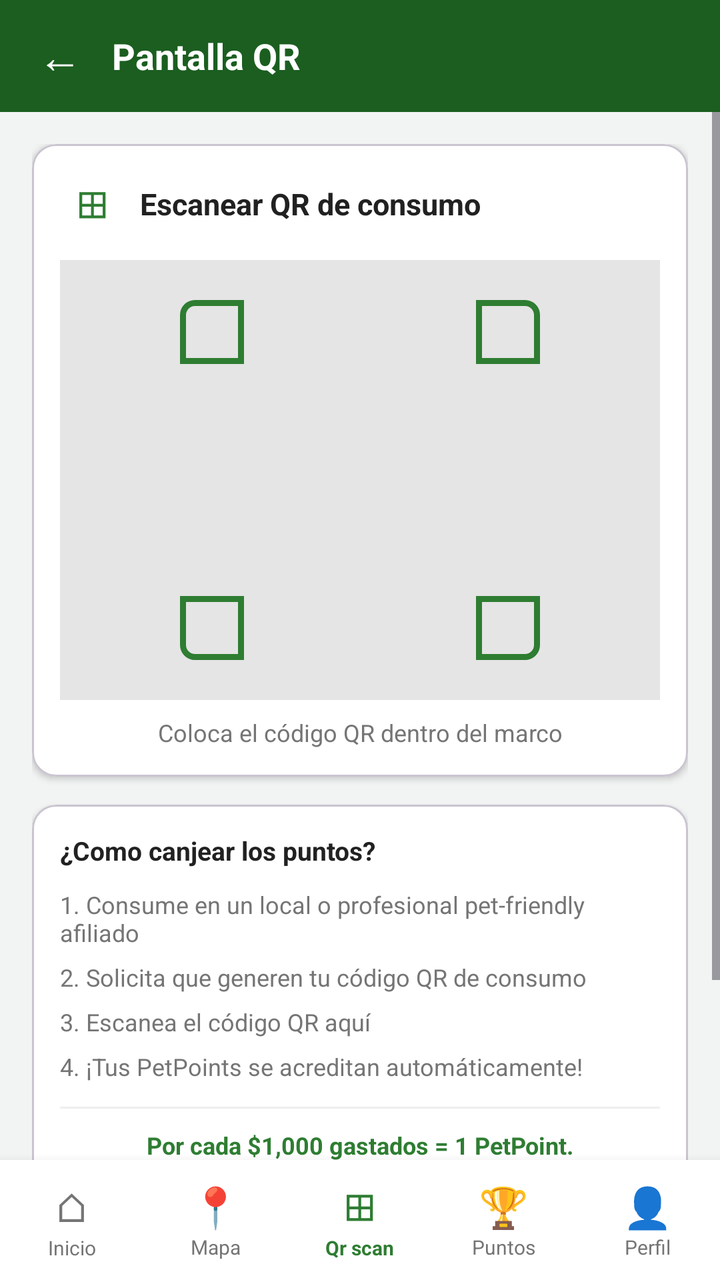
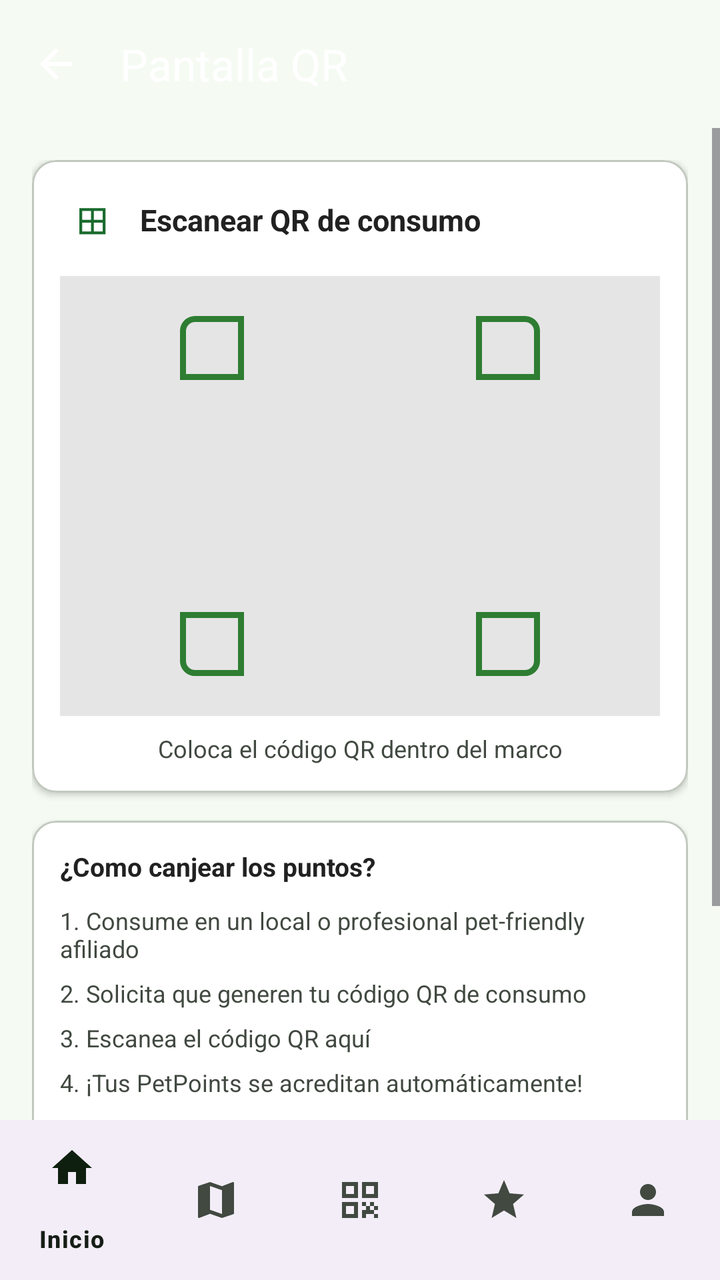

Two renders of the same Android screen: before a commit and after it. Below are the layout's source before the change and the commit's diff.
<!-- AndroidManifest.xml: application theme Theme.Guander -->
<!-- res/layout/activity_qr_scan.xml -->
<?xml version="1.0" encoding="utf-8"?>
<LinearLayout xmlns:android="http://schemas.android.com/apk/res/android"
    xmlns:app="http://schemas.android.com/apk/res-auto"
    android:layout_width="match_parent"
    android:layout_height="match_parent"
    android:orientation="vertical"
    android:background="@color/background_light">

    
    <LinearLayout
        android:layout_width="match_parent"
        android:layout_height="56dp"
        android:orientation="horizontal"
        android:gravity="center_vertical"
        android:paddingStart="12dp"
        android:paddingEnd="16dp"
        android:background="@color/green_header">

        <TextView
            android:id="@+id/btn_back"
            android:layout_width="36dp"
            android:layout_height="36dp"
            android:text="←"
            android:textSize="22sp"
            android:textColor="@color/white"
            android:gravity="center"
            android:background="?attr/selectableItemBackgroundBorderless" />

        <TextView
            android:layout_width="0dp"
            android:layout_height="wrap_content"
            android:layout_weight="1"
            android:text="Pantalla QR"
            android:textSize="18sp"
            android:textColor="@color/white"
            android:textStyle="bold"
            android:layout_marginStart="8dp" />
    </LinearLayout>

    
    <ScrollView
        android:layout_width="match_parent"
        android:layout_height="0dp"
        android:layout_weight="1"
        android:fillViewport="true">

        <LinearLayout
            android:layout_width="match_parent"
            android:layout_height="wrap_content"
            android:orientation="vertical"
            android:padding="16dp">

            
            <com.google.android.material.card.MaterialCardView
                android:layout_width="match_parent"
                android:layout_height="wrap_content"
                app:cardCornerRadius="12dp"
                app:cardElevation="2dp"
                app:cardBackgroundColor="@color/white"
                android:layout_marginBottom="14dp">

                <LinearLayout
                    android:layout_width="match_parent"
                    android:layout_height="wrap_content"
                    android:orientation="vertical"
                    android:padding="14dp">

                    
                    <LinearLayout
                        android:layout_width="match_parent"
                        android:layout_height="wrap_content"
                        android:orientation="horizontal"
                        android:gravity="center_vertical"
                        android:layout_marginBottom="12dp">

                        <TextView
                            android:layout_width="32dp"
                            android:layout_height="32dp"
                            android:text="⊞"
                            android:textSize="20sp"
                            android:gravity="center"
                            android:textColor="@color/green_primary"
                            android:layout_marginEnd="8dp" />

                        <TextView
                            android:layout_width="wrap_content"
                            android:layout_height="wrap_content"
                            android:text="Escanear QR de consumo"
                            android:textSize="15sp"
                            android:textStyle="bold"
                            android:textColor="#212121" />
                    </LinearLayout>

                    
                    <FrameLayout
                        android:layout_width="match_parent"
                        android:layout_height="220dp"
                        android:background="#1A000000">

                        <com.journeyapps.barcodescanner.BarcodeView
                            android:id="@+id/barcode_view"
                            android:layout_width="match_parent"
                            android:layout_height="match_parent"
                            android:visibility="gone" />

                        
                        <LinearLayout
                            android:id="@+id/ll_camera_placeholder"
                            android:layout_width="match_parent"
                            android:layout_height="match_parent"
                            android:orientation="vertical"
                            android:gravity="center">

                            <View
                                android:layout_width="180dp"
                                android:layout_height="180dp"
                                android:background="@drawable/qr_frame" />
                        </LinearLayout>

                        
                        <View
                            android:id="@+id/scan_line"
                            android:layout_width="180dp"
                            android:layout_height="2dp"
                            android:layout_gravity="center"
                            android:background="@color/green_primary"
                            android:visibility="gone" />
                    </FrameLayout>

                    <TextView
                        android:layout_width="match_parent"
                        android:layout_height="wrap_content"
                        android:text="Coloca el código QR dentro del marco"
                        android:textSize="12sp"
                        android:textColor="@color/text_secondary"
                        android:gravity="center"
                        android:layout_marginTop="8dp" />
                </LinearLayout>
            </com.google.android.material.card.MaterialCardView>

            
            <com.google.android.material.card.MaterialCardView
                android:layout_width="match_parent"
                android:layout_height="wrap_content"
                app:cardCornerRadius="12dp"
                app:cardElevation="2dp"
                app:cardBackgroundColor="@color/white"
                android:layout_marginBottom="14dp">

                <LinearLayout
                    android:layout_width="match_parent"
                    android:layout_height="wrap_content"
                    android:orientation="vertical"
                    android:padding="14dp">

                    <TextView
                        android:layout_width="wrap_content"
                        android:layout_height="wrap_content"
                        android:text="¿Como canjear los puntos?"
                        android:textSize="13sp"
                        android:textStyle="bold"
                        android:textColor="#212121"
                        android:layout_marginBottom="10dp" />

                    <TextView
                        android:layout_width="match_parent"
                        android:layout_height="wrap_content"
                        android:text="1. Consume en un local o profesional pet-friendly afiliado"
                        android:textSize="12sp"
                        android:textColor="@color/text_secondary"
                        android:layout_marginBottom="6dp" />

                    <TextView
                        android:layout_width="match_parent"
                        android:layout_height="wrap_content"
                        android:text="2. Solicita que generen tu código QR de consumo"
                        android:textSize="12sp"
                        android:textColor="@color/text_secondary"
                        android:layout_marginBottom="6dp" />

                    <TextView
                        android:layout_width="match_parent"
                        android:layout_height="wrap_content"
                        android:text="3. Escanea el código QR aquí"
                        android:textSize="12sp"
                        android:textColor="@color/text_secondary"
                        android:layout_marginBottom="6dp" />

                    <TextView
                        android:layout_width="match_parent"
                        android:layout_height="wrap_content"
                        android:text="4. ¡Tus PetPoints se acreditan automáticamente!"
                        android:textSize="12sp"
                        android:textColor="@color/text_secondary"
                        android:layout_marginBottom="12dp" />

                    <View
                        android:layout_width="match_parent"
                        android:layout_height="1dp"
                        android:background="#EEEEEE"
                        android:layout_marginBottom="10dp" />

                    <TextView
                        android:layout_width="match_parent"
                        android:layout_height="wrap_content"
                        android:text="Por cada $1,000 gastados = 1 PetPoint."
                        android:textSize="12sp"
                        android:textColor="@color/green_primary"
                        android:textStyle="bold"
                        android:gravity="center" />
                </LinearLayout>
            </com.google.android.material.card.MaterialCardView>

            
            <com.google.android.material.button.MaterialButton
                android:id="@+id/btn_activate_camera"
                android:layout_width="match_parent"
                android:layout_height="48dp"
                android:text="Activar Cámara"
                android:textSize="15sp"
                android:textColor="@color/white"
                app:backgroundTint="@color/green_primary"
                app:cornerRadius="10dp"
                android:layout_marginBottom="16dp" />

        </LinearLayout>
    </ScrollView>

    
    <LinearLayout
        android:layout_width="match_parent"
        android:layout_height="60dp"
        android:orientation="horizontal"
        android:background="@color/white"
        android:elevation="8dp">

        <LinearLayout android:id="@+id/nav_inicio"
            android:layout_width="0dp" android:layout_height="match_parent"
            android:layout_weight="1" android:orientation="vertical"
            android:gravity="center" android:background="?attr/selectableItemBackground">
            <TextView android:layout_width="wrap_content" android:layout_height="wrap_content"
                android:text="⌂" android:textSize="20sp" android:textColor="@color/text_secondary" />
            <TextView android:layout_width="wrap_content" android:layout_height="wrap_content"
                android:text="Inicio" android:textSize="10sp" android:textColor="@color/text_secondary" />
        </LinearLayout>

        <LinearLayout android:id="@+id/nav_mapa"
            android:layout_width="0dp" android:layout_height="match_parent"
            android:layout_weight="1" android:orientation="vertical"
            android:gravity="center" android:background="?attr/selectableItemBackground">
            <TextView android:layout_width="wrap_content" android:layout_height="wrap_content"
                android:text="📍" android:textSize="20sp" android:textColor="@color/text_secondary" />
            <TextView android:layout_width="wrap_content" android:layout_height="wrap_content"
                android:text="Mapa" android:textSize="10sp" android:textColor="@color/text_secondary" />
        </LinearLayout>

        <LinearLayout android:id="@+id/nav_qr"
            android:layout_width="0dp" android:layout_height="match_parent"
            android:layout_weight="1" android:orientation="vertical"
            android:gravity="center" android:background="?attr/selectableItemBackground">
            <TextView android:layout_width="wrap_content" android:layout_height="wrap_content"
                android:text="⊞" android:textSize="20sp" android:textColor="@color/green_primary" />
            <TextView android:layout_width="wrap_content" android:layout_height="wrap_content"
                android:text="Qr scan" android:textSize="10sp" android:textColor="@color/green_primary" android:textStyle="bold" />
        </LinearLayout>

        <LinearLayout android:id="@+id/nav_puntos"
            android:layout_width="0dp" android:layout_height="match_parent"
            android:layout_weight="1" android:orientation="vertical"
            android:gravity="center" android:background="?attr/selectableItemBackground">
            <TextView android:layout_width="wrap_content" android:layout_height="wrap_content"
                android:text="🏆" android:textSize="20sp" android:textColor="@color/text_secondary" />
            <TextView android:layout_width="wrap_content" android:layout_height="wrap_content"
                android:text="Puntos" android:textSize="10sp" android:textColor="@color/text_secondary" />
        </LinearLayout>

        <LinearLayout android:id="@+id/nav_perfil"
            android:layout_width="0dp" android:layout_height="match_parent"
            android:layout_weight="1" android:orientation="vertical"
            android:gravity="center" android:background="?attr/selectableItemBackground">
            <TextView android:layout_width="wrap_content" android:layout_height="wrap_content"
                android:text="👤" android:textSize="20sp" android:textColor="@color/text_secondary" />
            <TextView android:layout_width="wrap_content" android:layout_height="wrap_content"
                android:text="Perfil" android:textSize="10sp" android:textColor="@color/text_secondary" />
        </LinearLayout>
    </LinearLayout>

</LinearLayout>
<!-- resources referenced by this layout -->
<resources>
  <color name="background_light">#F2F4F3</color>
  <color name="green_header">#1B5E20</color>
  <color name="green_primary">#2E7D32</color>
  <color name="text_secondary">#757575</color>
  <color name="white">#FFFFFFFF</color>
  <style name="Theme.Guander" parent="Base.Theme.Guander" />
  <style name="Base.Theme.Guander" parent="Theme.Material3.DayNight.NoActionBar">
          
          
      </style>
  <!-- unchanged entries left out for length: 1 -->
</resources>

<!-- the commit's change to res/layout/activity_qr_scan.xml (unified diff, before → after) -->
@@ -4,38 +4,23 @@
     android:layout_width="match_parent"
     android:layout_height="match_parent"
     android:orientation="vertical"
-    android:background="@color/background_light">
+    android:background="?android:attr/colorBackground">
 
     
-    <LinearLayout
+    <com.google.android.material.appbar.AppBarLayout
         android:layout_width="match_parent"
-        android:layout_height="56dp"
-        android:orientation="horizontal"
-        android:gravity="center_vertical"
-        android:paddingStart="12dp"
-        android:paddingEnd="16dp"
-        android:background="@color/green_header">
-
-        <TextView
+        android:layout_height="wrap_content"
+        android:fitsSystemWindows="true">
+
+        <com.google.android.material.appbar.MaterialToolbar
             android:id="@+id/btn_back"
-            android:layout_width="36dp"
-            android:layout_height="36dp"
-            android:text="←"
-            android:textSize="22sp"
-            android:textColor="@color/white"
-            android:gravity="center"
-            android:background="?attr/selectableItemBackgroundBorderless" />
-
-        <TextView
-            android:layout_width="0dp"
-            android:layout_height="wrap_content"
-            android:layout_weight="1"
-            android:text="Pantalla QR"
-            android:textSize="18sp"
-            android:textColor="@color/white"
-            android:textStyle="bold"
-            android:layout_marginStart="8dp" />
-    </LinearLayout>
+            android:layout_width="match_parent"
+            android:layout_height="?attr/actionBarSize"
+            app:navigationIcon="@drawable/ic_arrow_back"
+            app:navigationIconTint="?attr/colorOnPrimary"
+            app:title="Pantalla QR"
+            app:titleTextColor="?attr/colorOnPrimary" />
+    </com.google.android.material.appbar.AppBarLayout>
 
     
     <ScrollView
@@ -226,63 +211,10 @@
         </LinearLayout>
     </ScrollView>
 
-    
-    <LinearLayout
+    <com.google.android.material.bottomnavigation.BottomNavigationView
+        android:id="@+id/bottom_nav"
         android:layout_width="match_parent"
-        android:layout_height="60dp"
-        android:orientation="horizontal"
-        android:background="@color/white"
-        android:elevation="8dp">
-
-        <LinearLayout android:id="@+id/nav_inicio"
-            android:layout_width="0dp" android:layout_height="match_parent"
-            android:layout_weight="1" android:orientation="vertical"
-            android:gravity="center" android:background="?attr/selectableItemBackground">
-            <TextView android:layout_width="wrap_content" android:layout_height="wrap_content"
-                android:text="⌂" android:textSize="20sp" android:textColor="@color/text_secondary" />
-            <TextView android:layout_width="wrap_content" android:layout_height="wrap_content"
-                android:text="Inicio" android:textSize="10sp" android:textColor="@color/text_secondary" />
-        </LinearLayout>
-
-        <LinearLayout android:id="@+id/nav_mapa"
-            android:layout_width="0dp" android:layout_height="match_parent"
-            android:layout_weight="1" android:orientation="vertical"
-            android:gravity="center" android:background="?attr/selectableItemBackground">
-            <TextView android:layout_width="wrap_content" android:layout_height="wrap_content"
-                android:text="📍" android:textSize="20sp" android:textColor="@color/text_secondary" />
-            <TextView android:layout_width="wrap_content" android:layout_height="wrap_content"
-                android:text="Mapa" android:textSize="10sp" android:textColor="@color/text_secondary" />
-        </LinearLayout>
-
-        <LinearLayout android:id="@+id/nav_qr"
-            android:layout_width="0dp" android:layout_height="match_parent"
-            android:layout_weight="1" android:orientation="vertical"
-            android:gravity="center" android:background="?attr/selectableItemBackground">
-            <TextView android:layout_width="wrap_content" android:layout_height="wrap_content"
-                android:text="⊞" android:textSize="20sp" android:textColor="@color/green_primary" />
-            <TextView android:layout_width="wrap_content" android:layout_height="wrap_content"
-                android:text="Qr scan" android:textSize="10sp" android:textColor="@color/green_primary" android:textStyle="bold" />
-        </LinearLayout>
-
-        <LinearLayout android:id="@+id/nav_puntos"
-            android:layout_width="0dp" android:layout_height="match_parent"
-            android:layout_weight="1" android:orientation="vertical"
-            android:gravity="center" android:background="?attr/selectableItemBackground">
-            <TextView android:layout_width="wrap_content" android:layout_height="wrap_content"
-                android:text="🏆" android:textSize="20sp" android:textColor="@color/text_secondary" />
-            <TextView android:layout_width="wrap_content" android:layout_height="wrap_content"
-                android:text="Puntos" android:textSize="10sp" android:textColor="@color/text_secondary" />
-        </LinearLayout>
-
-        <LinearLayout android:id="@+id/nav_perfil"
-            android:layout_width="0dp" android:layout_height="match_parent"
-            android:layout_weight="1" android:orientation="vertical"
-            android:gravity="center" android:background="?attr/selectableItemBackground">
-            <TextView android:layout_width="wrap_content" android:layout_height="wrap_content"
-                android:text="👤" android:textSize="20sp" android:textColor="@color/text_secondary" />
-            <TextView android:layout_width="wrap_content" android:layout_height="wrap_content"
-                android:text="Perfil" android:textSize="10sp" android:textColor="@color/text_secondary" />
-        </LinearLayout>
-    </LinearLayout>
+        android:layout_height="wrap_content"
+        app:menu="@menu/nav_menu" />
 
 </LinearLayout>
<!-- resource entries referenced after the edit -->
@@ -1,15 +1,69 @@
 <!-- resources referenced by this layout -->
 <resources>
-  <color name="background_light">#F2F4F3</color>
-  <color name="green_header">#1B5E20</color>
-  <color name="green_primary">#2E7D32</color>
-  <color name="text_secondary">#757575</color>
+  <color name="green_primary">@color/md_theme_primary</color>
+  <color name="text_secondary">@color/md_theme_on_surface_variant</color>
   <color name="white">#FFFFFFFF</color>
+  <!-- drawable ic_arrow_back (drawable) -->
+  ﻿<vector xmlns:android="http://schemas.android.com/apk/res/android"
+      android:width="24dp"
+      android:height="24dp"
+      android:viewportWidth="24"
+      android:viewportHeight="24">
+      <path
+          android:fillColor="@android:color/black"
+          android:pathData="M20,11H7.83l5.59,-5.59L12,4l-8,8 8,8 1.41,-1.41L7.83,13H20v-2z" />
+  </vector>
   <style name="Theme.Guander" parent="Base.Theme.Guander" />
-  <style name="Base.Theme.Guander" parent="Theme.Material3.DayNight.NoActionBar">
-          
-          
+  <color name="md_theme_primary">#1A6B2E</color>
+  <color name="md_theme_on_surface_variant">#414941</color>
+  <style name="Base.Theme.Guander" parent="Theme.Material3.Light.NoActionBar">
+          <item name="colorPrimary">@color/md_theme_primary</item>
+          <item name="colorOnPrimary">@color/md_theme_on_primary</item>
+          <item name="colorPrimaryContainer">@color/md_theme_primary_container</item>
+          <item name="colorOnPrimaryContainer">@color/md_theme_on_primary_container</item>
+          <item name="colorSecondary">@color/md_theme_secondary</item>
+          <item name="colorOnSecondary">@color/md_theme_on_secondary</item>
+          <item name="colorSecondaryContainer">@color/md_theme_secondary_container</item>
+          <item name="colorOnSecondaryContainer">@color/md_theme_on_secondary_container</item>
+          <item name="colorTertiary">@color/md_theme_tertiary</item>
+          <item name="colorOnTertiary">@color/md_theme_on_tertiary</item>
+          <item name="colorTertiaryContainer">@color/md_theme_tertiary_container</item>
+          <item name="colorOnTertiaryContainer">@color/md_theme_on_tertiary_container</item>
+          <item name="colorError">@color/md_theme_error</item>
+          <item name="colorOnError">@color/md_theme_on_error</item>
+          <item name="colorErrorContainer">@color/md_theme_error_container</item>
+          <item name="colorOnErrorContainer">@color/md_theme_on_error_container</item>
+          <item name="android:colorBackground">@color/md_theme_background</item>
+          <item name="colorOnBackground">@color/md_theme_on_background</item>
+          <item name="colorSurface">@color/md_theme_surface</item>
+          <item name="colorOnSurface">@color/md_theme_on_surface</item>
+          <item name="colorSurfaceVariant">@color/md_theme_surface_variant</item>
+          <item name="colorOnSurfaceVariant">@color/md_theme_on_surface_variant</item>
+          <item name="colorOutline">@color/md_theme_outline</item>
+          <item name="colorOutlineVariant">@color/md_theme_outline_variant</item>
       </style>
+  <color name="md_theme_on_primary">#FFFFFF</color>
+  <color name="md_theme_primary_container">#A8F5B4</color>
+  <color name="md_theme_on_primary_container">#002109</color>
+  <color name="md_theme_secondary">#516350</color>
+  <color name="md_theme_on_secondary">#FFFFFF</color>
+  <color name="md_theme_secondary_container">#D3E8D0</color>
+  <color name="md_theme_on_secondary_container">#0E1F0F</color>
+  <color name="md_theme_tertiary">#39656C</color>
+  <color name="md_theme_on_tertiary">#FFFFFF</color>
+  <color name="md_theme_tertiary_container">#BCEBF2</color>
+  <color name="md_theme_on_tertiary_container">#001F24</color>
+  <color name="md_theme_error">#BA1A1A</color>
+  <color name="md_theme_on_error">#FFFFFF</color>
+  <color name="md_theme_error_container">#FFDAD6</color>
+  <color name="md_theme_on_error_container">#410002</color>
+  <color name="md_theme_background">#F5FBF3</color>
+  <color name="md_theme_on_background">#161D16</color>
+  <color name="md_theme_surface">#F5FBF3</color>
+  <color name="md_theme_on_surface">#161D16</color>
+  <color name="md_theme_surface_variant">#DDE5DA</color>
+  <color name="md_theme_outline">#717971</color>
+  <color name="md_theme_outline_variant">#C1C9BF</color>
   <!-- unchanged entries left out for length: 1 -->
 </resources>
 
